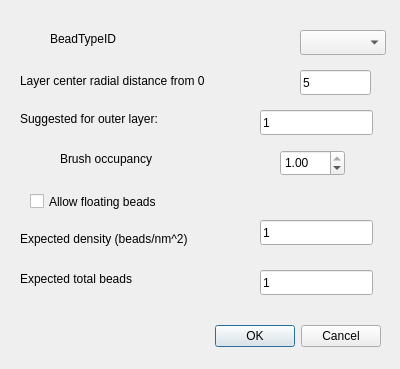
Before: the Qt Designer form NPDesigner/src/addbrush.ui in ucd-softmatterlab/NPCoronaPredict, drawn with Qt 5.
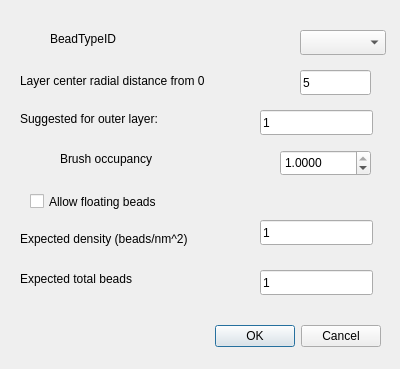
After: the same form once the commit is applied.

Commit message: [MINOR] NPDesigner brush generator interface tweaks

```diff
--- a/NPDesigner/src/addbrush.ui
+++ b/NPDesigner/src/addbrush.ui
@@ -47,10 +47,13 @@
     <rect>
      <x>280</x>
      <y>150</y>
-     <width>65</width>
+     <width>91</width>
      <height>26</height>
     </rect>
    </property>
+   <property name="decimals">
+    <number>4</number>
+   </property>
    <property name="maximum">
     <double>1.000000000000000</double>
    </property>
```
Left out of the diff: 2 changed lines with no effect on the pictures. The commit also changes 3 other files.
